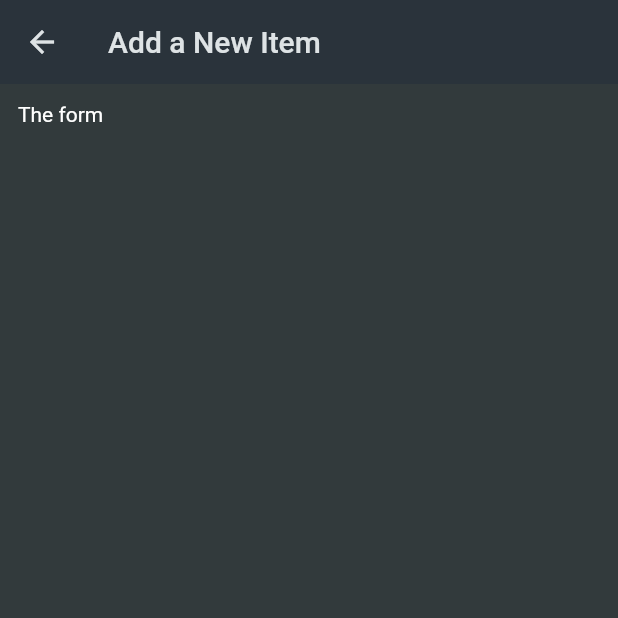
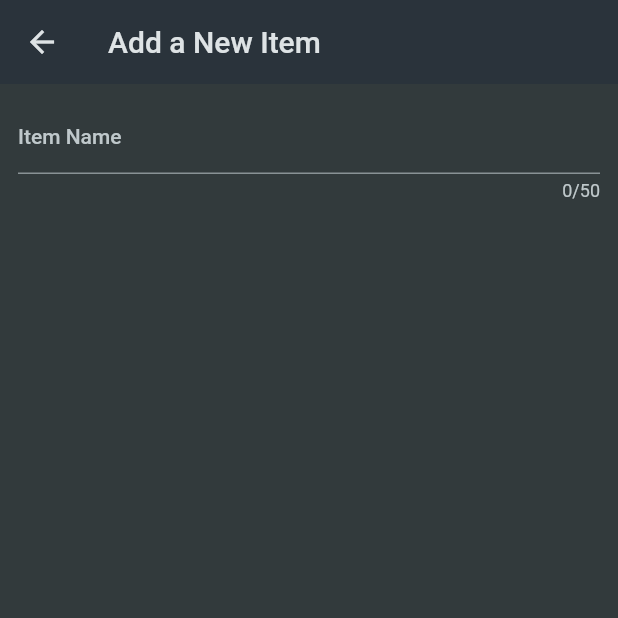
Before and after one commit to mnengineer/s, a Flutter app: the NewItem screen opened directly, on a phone screen of 412 x 824 dp, the top half of it. Run offline on Flutter 3.47's test engine with Material 2 defaults, Android fonts, the phone set to English and light mode, and no system bars.

Commit message:
feat: TextFormにTextWidgetFiled追加

```diff
--- a/lib/widgets/new_item.dart
+++ b/lib/widgets/new_item.dart
@@ -14,9 +14,23 @@ class _NewItemState extends State<NewItem> {
       appBar: AppBar(
         title: const Text('Add a New Item'),
       ),
-      body: const Padding(
-        padding: EdgeInsets.all(12),
-        child: Text('The form'),
+      body: Padding(
+        padding: const EdgeInsets.all(12),
+        child: Form(
+          child: Column(
+            children: [
+              TextFormField(
+                maxLength: 50,
+                decoration: const InputDecoration(
+                  label: Text('Item Name'),
+                ),
+                validator: (value) {
+                  return 'Demo...';
+                },
+              ),
+            ],
+          ),
+        ),
       ),
     );
   }
```
